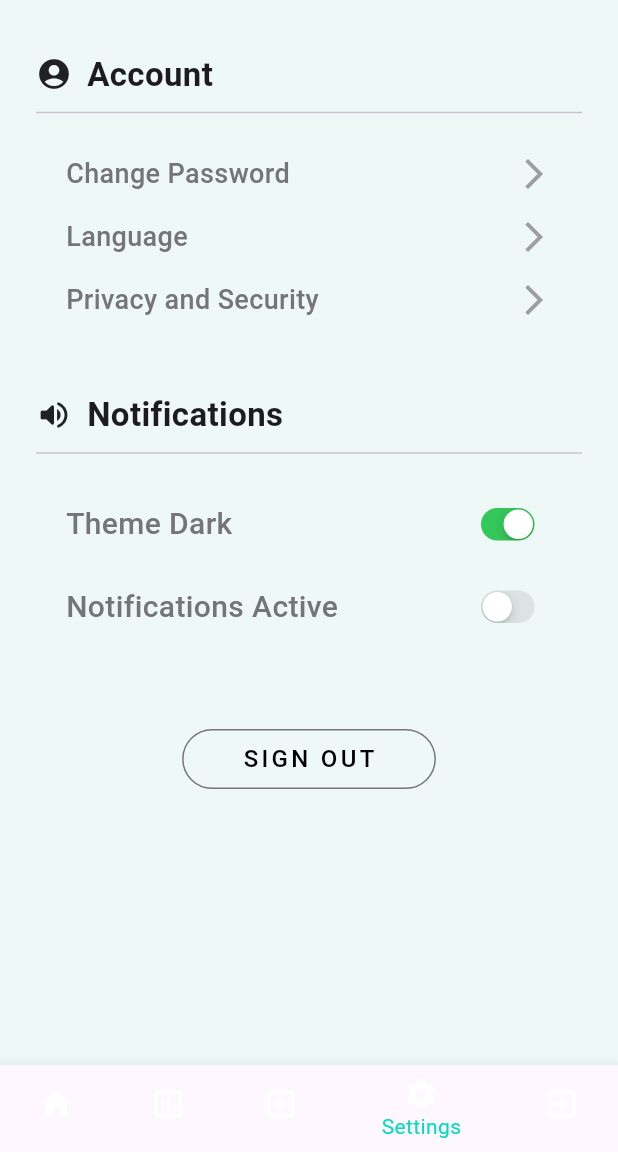
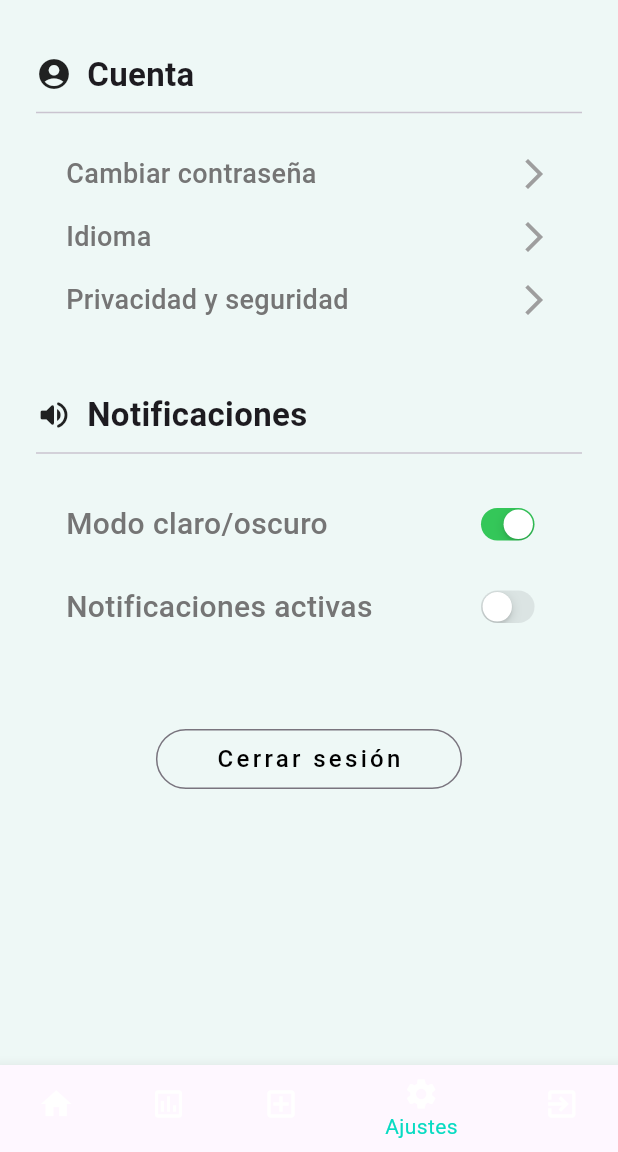
Before and after one commit to PL-medac/miniproyecto, a Flutter app: the PageOfPage screen opened directly, item 4 of the bottom bar chosen, on a phone screen of 412 x 824 dp, the part 84-1236 px from its top. Run offline on Flutter 3.47's test engine with Material 3 defaults, Android fonts, the phone set to English and light mode, and no system bars; our stand-ins replace flutter_dotenv, supabase_flutter; accounts and stored records are empty.

Commit message:
Actualización interfaz

```diff
--- a/miniproyecto/lib/main.dart
+++ b/miniproyecto/lib/main.dart
@@ -3,7 +3,6 @@ import 'package:flutter_dotenv/flutter_dotenv.dart';
 import 'package:miniproyecto/providers/auth_gate.dart';
 import 'package:supabase_flutter/supabase_flutter.dart';
 import 'package:provider/provider.dart';
-
 import 'screens/home/home_screen.dart';
 import 'screens/home/dashboard_screen.dart';
 import 'screens/login/login_screen.dart';
--- a/miniproyecto/lib/pages/settings_pages.dart
+++ b/miniproyecto/lib/pages/settings_page.dart
@@ -36,7 +36,7 @@ class _SettingsPageState extends State<SettingsPage> {
               Icon(Icons.account_circle_sharp),
               SizedBox(width: 10),
               Text(
-                "Account",
+                "Cuenta",
                 style: TextStyle(fontSize: 22, fontWeight: FontWeight.bold),
               ),
             ],
@@ -44,25 +44,25 @@ class _SettingsPageState extends State<SettingsPage> {
 
           Divider(height: 20, thickness: 1),
           SizedBox(height: 10),
-          buildAccountOption(context, "Change Password"),
-          buildAccountOption(context, "Language"),
-          buildAccountOption(context, "Privacy and Security"),
+          buildAccountOption(context, "Cambiar contraseña"),
+          buildAccountOption(context, "Idioma"),
+          buildAccountOption(context, "Privacidad y seguridad"),
           SizedBox(height: 40),
           Row(
             children: [
               Icon(Icons.volume_up_rounded),
               SizedBox(width: 10),
               Text(
-                "Notifications",
+                "Notificaciones",
                 style: TextStyle(fontSize: 22, fontWeight: FontWeight.bold),
               ),
             ],
           ),
           Divider(height: 20, thickness: 1),
           SizedBox(height: 10),
-          buildNotificationOption("Theme Dark", valNotify1, onChangeFunction1),
+          buildNotificationOption("Modo claro/oscuro", valNotify1, onChangeFunction1),
           buildNotificationOption(
-            "Notifications Active",
+            "Notificaciones activas",
             valNotify2,
             onChangeFunction2,
           ),
@@ -77,7 +77,7 @@ class _SettingsPageState extends State<SettingsPage> {
               ),
               onPressed: () {},
               child: Text(
-                "SIGN OUT",
+                "Cerrar sesión",
                 style: TextStyle(
                   fontSize: 16,
                   letterSpacing: 2.2,
--- a/miniproyecto/lib/screens/home/dashboard_screen.dart
+++ b/miniproyecto/lib/screens/home/dashboard_screen.dart
@@ -2,9 +2,9 @@
 import 'package:flutter/material.dart';
 import 'package:miniproyecto/screens/home/home_screen.dart';
 import 'package:provider/provider.dart';
-import '../../pages/medicamentos_pages.dart';
+import '../../pages/medicamentos_page.dart';
 import '../../pages/data_input_page.dart';
-import '../../pages/settings_pages.dart';
+import '../../pages/settings_page.dart';
 
 class PageOfPage extends StatefulWidget {
   const PageOfPage({super.key});
@@ -82,26 +82,26 @@ class _PageOfPageState extends State<PageOfPage> {
                     items: [
                       BottomNavigationBarItem(
                         icon: Icon(Icons.home, color: Colors.white),
-                        label: 'Home',
+                        label: 'Inicio',
                       ),
                       BottomNavigationBarItem(
                         icon: Icon(
                           Icons.assessment_outlined,
                           color: Colors.white,
                         ),
-                        label: 'BBDD',
+                        label: 'Listado Medicamentos',
                       ),
                       BottomNavigationBarItem(
                         icon: Icon(Icons.add_box_outlined, color: Colors.white),
-                        label: 'Data Input',
+                        label: 'Gestión CRUD',
                       ),
                       BottomNavigationBarItem(
                         icon: Icon(Icons.settings, color: Colors.white),
-                        label: 'Settings',
+                        label: 'Ajustes',
                       ),
                       BottomNavigationBarItem(
                         icon: Icon(Icons.exit_to_app, color: Colors.white),
-                        label: 'Exit',
+                        label: 'Cerrar Sesión',
                       ),
                     ],
                     currentIndex: selectedIndex,
@@ -151,7 +151,7 @@ class _PageOfPageState extends State<PageOfPage> {
                       NavigationRailDestination(
                         icon: Icon(Icons.home, color: Colors.white),
                         label: Text(
-                          'Home',
+                          'Inicio',
                           style: TextStyle(color: Colors.white),
                         ),
                       ),
@@ -161,28 +161,28 @@ class _PageOfPageState extends State<PageOfPage> {
                           color: Colors.white,
                         ),
                         label: Text(
-                          'BBDD',
+                          'Listado Medicamentos',
                           style: TextStyle(color: Colors.white),
                         ),
                       ),
                       NavigationRailDestination(
                         icon: Icon(Icons.add_box_outlined, color: Colors.white),
                         label: Text(
-                          'Data Input',
+                          'Gestión CRUD',
                           style: TextStyle(color: Colors.white),
                         ),
                       ),
                       NavigationRailDestination(
                         icon: Icon(Icons.settings, color: Colors.white),
                         label: Text(
-                          'Settings',
+                          'Ajustes',
                           style: TextStyle(color: Colors.white),
                         ),
                       ),
                       NavigationRailDestination(
                         icon: Icon(Icons.exit_to_app, color: Colors.white),
                         label: Text(
-                          'Exit',
+                          'Cerrar Sesión',
                           style: TextStyle(color: Colors.white),
                         ),
                       ),
--- a/miniproyecto/pubspec.yaml
+++ b/miniproyecto/pubspec.yaml
@@ -63,6 +63,8 @@ flutter:
   assets:
     - .env
     - assets/logo.png
+    - assets/medicamento.png
+    - assets/portada.png
   #   - images/a_dot_ham.jpeg
 
   # An image asset can refer to one or more resolution-specific "variants", see
```
Also changed, not shown: miniproyecto/lib/screens/home/home_screen.dart (+49 -56 lines), miniproyecto/assets/portada.png (added), miniproyecto/lib/pages/medicamentos_page.dart (renamed from miniproyecto/lib/pages/medicamentos_pages.dart), 1 other file.
